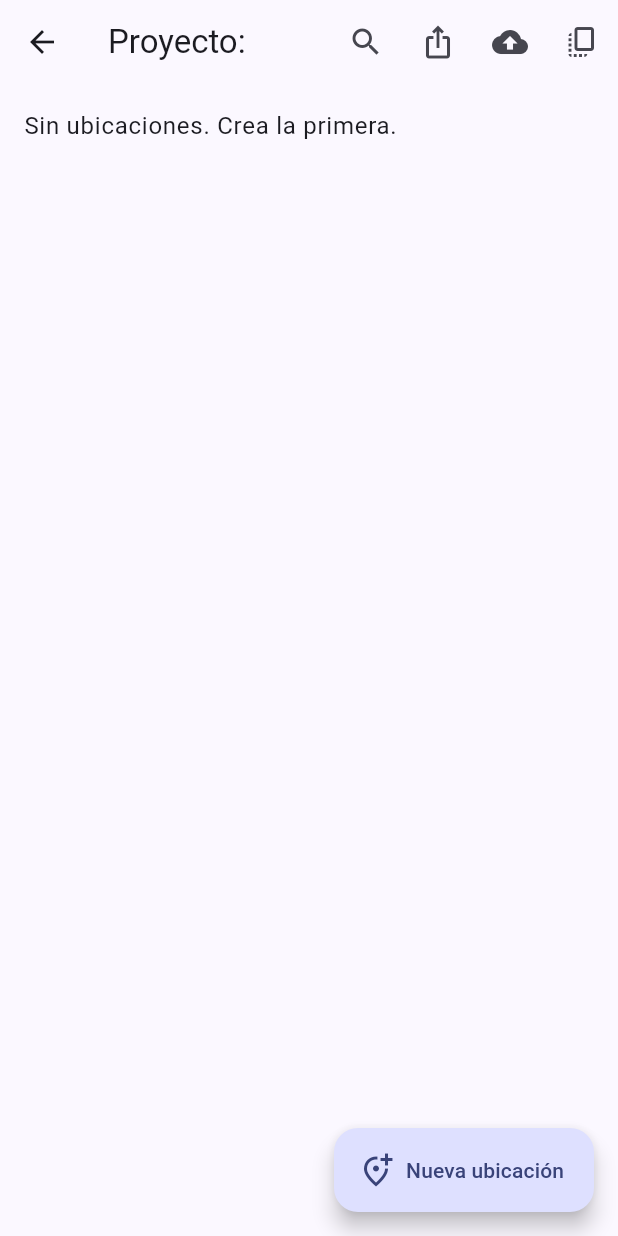
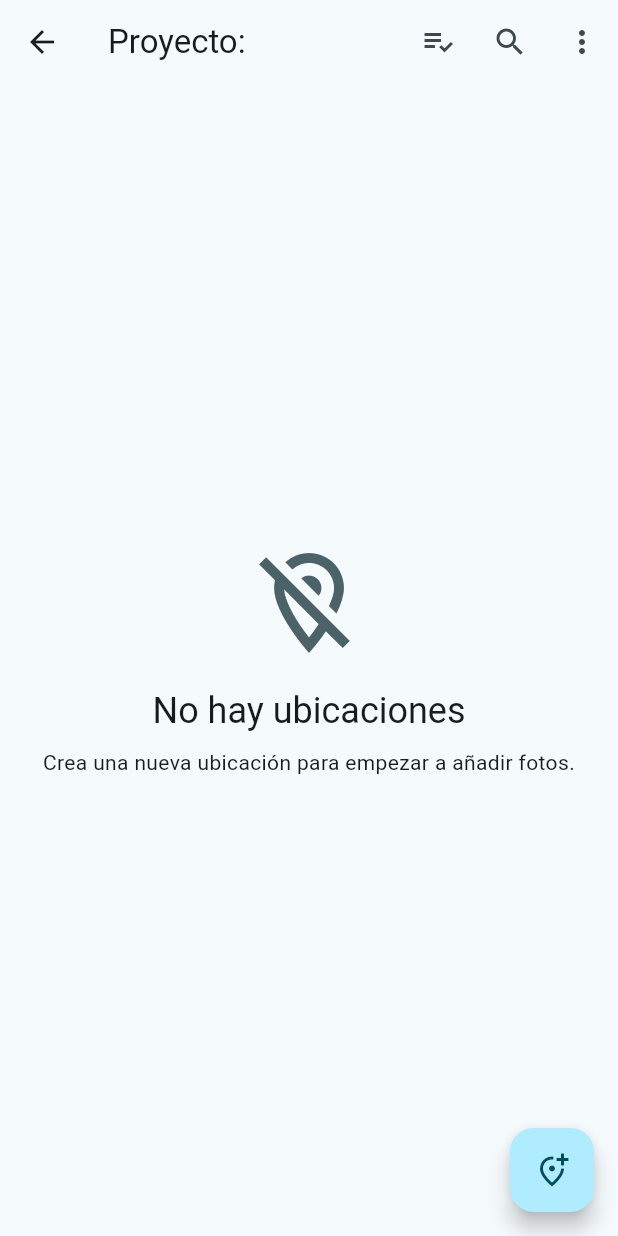
Before and after one commit to ztaydwn/inspectw_camera, a Flutter app: the ProjectScreen screen opened directly with empty values, on a phone screen of 412 x 824 dp. Run offline on Flutter 3.47's test engine with Material 3 defaults, Android fonts, the light colour scheme and no system bars; our stand-ins replace camera, device_info_plus, diacritic, permission_handler, speech_to_text; missing offline and left inert: media_store_plus.

Commit message:
PRUEBA DE CHECKLIST-UBICACION EN BUSQUEDA

```diff
--- a/lib/main.dart
+++ b/lib/main.dart
@@ -23,7 +23,8 @@ class InspectWApp extends StatelessWidget {
       child: MaterialApp(
         title: 'InspectW Camera',
         theme: ThemeData(
-          colorScheme: ColorScheme.fromSeed(seedColor: Colors.indigo),
+          colorScheme: ColorScheme.fromSeed(
+              seedColor: const Color.fromARGB(255, 0, 131, 155)),
           useMaterial3: true,
         ),
         home: const HomeScreen(),
--- a/lib/models.dart
+++ b/lib/models.dart
@@ -37,3 +37,20 @@ class PhotoEntry {
         takenAt: DateTime.parse(json['takenAt']),
       );
 }
+
+class LocationStatus {
+  final String locationName;
+  bool isCompleted;
+
+  LocationStatus({required this.locationName, this.isCompleted = false});
+
+  Map<String, dynamic> toJson() => {
+        'locationName': locationName,
+        'isCompleted': isCompleted,
+      };
+
+  factory LocationStatus.fromJson(Map<String, dynamic> json) => LocationStatus(
+        locationName: json['locationName'],
+        isCompleted: json['isCompleted'] ?? false,
+      );
+}
--- a/lib/screens/project_screen.dart
+++ b/lib/screens/project_screen.dart
@@ -16,6 +16,7 @@ import '../models.dart';
 import 'gallery_screen.dart';
 import 'camera_screen.dart';
 import '../constants.dart';
+import 'location_checklist_screen.dart';
 import 'search_explorer_screen.dart';
 
 /// Isolate function to find all existing photo files for a project.
@@ -319,12 +320,28 @@ class _ProjectScreenState extends State<ProjectScreen> {
 
   @override
   Widget build(BuildContext context) {
+    final theme = Theme.of(context);
+
     return Scaffold(
       appBar: AppBar(
         title: Text('Proyecto: ${widget.project}'),
         actions: [
           IconButton(
+            icon: const Icon(Icons.playlist_add_check),
+            tooltip: 'Checklist de Ubicaciones',
+            onPressed: () {
+              Navigator.push(
+                context,
+                MaterialPageRoute(
+                  builder: (context) =>
+                      LocationChecklistScreen(project: widget.project),
+                ),
+              );
+            },
+          ),
+          IconButton(
             icon: const Icon(Icons.search),
+            tooltip: 'Buscar en el proyecto',
             onPressed: () {
               Navigator.push(
                 context,
@@ -335,47 +352,52 @@ class _ProjectScreenState extends State<ProjectScreen> {
               );
             },
           ),
-          _isExporting
-              ? const Padding(
-                  padding: EdgeInsets.only(right: 16.0),
-                  child: Center(
-                      child: SizedBox(
+          // Agrupamos acciones en un PopupMenuButton para limpiar la AppBar
+          PopupMenuButton<String>(
+            onSelected: (value) {
+              switch (value) {
+                case 'export':
+                  _exportProject();
+                  break;
+                case 'upload':
+                  _uploadToDrive();
+                  break;
+                case 'copy':
+                  _copyDataFiles();
+                  break;
+              }
+            },
+            itemBuilder: (BuildContext context) => <PopupMenuEntry<String>>[
+              const PopupMenuItem<String>(
+                value: 'export',
+                child: ListTile(
+                  leading: Icon(Icons.ios_share),
+                  title: Text('Exportar ZIP'),
+                ),
+              ),
+              const PopupMenuItem<String>(
+                value: 'upload',
+                child: ListTile(
+                  leading: Icon(Icons.cloud_upload_outlined),
+                  title: Text('Subir a Drive'),
+                ),
+              ),
+              const PopupMenuItem<String>(
+                value: 'copy',
+                child: ListTile(
+                  leading: Icon(Icons.copy_all_outlined),
+                  title: Text('Copiar datos'),
+                ),
+              ),
+            ],
+            // Mostramos un indicador de progreso si alguna acción está en curso
+            icon: (_isExporting || _isUploading || _isCopyingFiles)
+                ? const SizedBox(
                     width: 24,
                     height: 24,
-                          child: CircularProgressIndicator(strokeWidth: 3))),
+                    child: CircularProgressIndicator(strokeWidth: 3),
                   )
-              : IconButton(
-                  onPressed: _exportProject, icon: const Icon(Icons.ios_share)),
-          if (_isUploading)
-            const Padding(
-              padding: EdgeInsets.only(right: 16.0),
-              child: Center(
-                  child: SizedBox(
-                      width: 24,
-                      height: 24,
-                      child: CircularProgressIndicator(strokeWidth: 3))),
-            )
-          else
-            IconButton(
-              icon: const Icon(Icons.cloud_upload),
-              onPressed: _uploadToDrive,
-            ),
-          if (_isCopyingFiles)
-
-            ///BOTON PARA ARCHIVOS DE DATOS
-            const Padding(
-              padding: EdgeInsets.only(right: 16.0),
-              child: Center(
-                  child: SizedBox(
-                      width: 24,
-                      height: 24,
-                      child: CircularProgressIndicator(strokeWidth: 3))),
-            )
-          else
-            IconButton(
-              icon: const Icon(Icons.copy_all_outlined),
-              onPressed: _copyDataFiles,
-              tooltip: 'Copiar archivos de datos',
+                : const Icon(Icons.more_vert),
           ),
         ],
       ),
@@ -386,50 +408,109 @@ class _ProjectScreenState extends State<ProjectScreen> {
             return const Center(child: CircularProgressIndicator());
           }
           if (snap.hasError) {
-            return Center(child: Text('Error: ${snap.error}'));
+            return Center(
+              child: Padding(
+                padding: const EdgeInsets.all(16.0),
+                child: Text('Error al cargar ubicaciones: ${snap.error}'),
+              ),
+            );
           }
           final items = snap.data ?? [];
-          return Column(
+
+          if (items.isEmpty) {
+            // UI mejorada para cuando no hay ubicaciones
+            return Center(
+              child: Column(
+                mainAxisAlignment: MainAxisAlignment.center,
                 children: [
-              if (items.isEmpty)
-                const ListTile(
-                    title: Text('Sin ubicaciones. Crea la primera.')),
-              Expanded(
-                child: ListView.separated(
+                  Icon(
+                    Icons.location_off_outlined,
+                    size: 80,
+                    color: theme.colorScheme.secondary,
+                  ),
+                  const SizedBox(height: 16),
+                  Text(
+                    'No hay ubicaciones',
+                    style: theme.textTheme.headlineSmall,
+                  ),
+                  const SizedBox(height: 8),
+                  const Text(
+                    'Crea una nueva ubicación para empezar a añadir fotos.',
+                    textAlign: TextAlign.center,
+                  ),
+                ],
+              ),
+            );
+          }
+
+          // Usamos GridView para un layout más moderno
+          return GridView.builder(
+            padding: const EdgeInsets.all(8.0),
+            gridDelegate: const SliverGridDelegateWithFixedCrossAxisCount(
+              crossAxisCount: 2, // 2 tarjetas por fila
+              crossAxisSpacing: 8.0,
+              mainAxisSpacing: 8.0,
+              childAspectRatio: 1.2, // Ajusta la proporción de las tarjetas
+            ),
             itemCount: items.length,
-                  separatorBuilder: (_, __) => const Divider(height: 1),
             itemBuilder: (_, i) {
               final loc = items[i];
-                    return ListTile(
-                      title: Text(loc),
+              return Card(
+                clipBehavior: Clip.antiAlias,
+                child: InkWell(
+                  onTap: () => Navigator.push(
+                    context,
+                    MaterialPageRoute(
+                      builder: (_) =>
+                          GalleryScreen(project: widget.project, location: loc),
+                    ),
+                  ),
+                  child: Column(
+                    crossAxisAlignment: CrossAxisAlignment.start,
+                    children: [
+                      ListTile(
                         leading: const Icon(Icons.place_outlined),
-                      trailing: IconButton(
-                        icon: const Icon(Icons.camera_alt_outlined),
+                        title: Text(
+                          loc,
+                          style: theme.textTheme.titleMedium,
+                          maxLines: 2,
+                          overflow: TextOverflow.ellipsis,
+                        ),
+                      ),
+                      const Spacer(),
+                      Padding(
+                        padding: const EdgeInsets.symmetric(horizontal: 8.0),
+                        child: FilledButton.tonal(
                           onPressed: () => Navigator.push(
                             context,
                             MaterialPageRoute(
                               builder: (_) => CameraScreen(
                                   project: widget.project, location: loc),
-                            )),
                             ),
-                      onTap: () => Navigator.push(
-                          context,
-                          MaterialPageRoute(
-                            builder: (_) => GalleryScreen(
-                                project: widget.project, location: loc),
-                          )),
+                          ),
+                          child: const Row(
+                            mainAxisAlignment: MainAxisAlignment.center,
+                            children: [
+                              Icon(Icons.camera_alt_outlined),
+                              SizedBox(width: 8),
+                              Text('Añadir Foto'),
+                            ],
+                          ),
+                        ),
+                      ),
+                      const SizedBox(height: 8),
+                    ],
+                  ),
+                ),
+              );
+            },
           );
         },
       ),
-              )
-            ],
-          );
-        },
-      ),
-      floatingActionButton: FloatingActionButton.extended(
+      floatingActionButton: FloatingActionButton(
         onPressed: _addLocation,
-        icon: const Icon(Icons.add_location_alt_outlined),
-        label: const Text('Nueva ubicación'),
+        tooltip: 'Nueva ubicación',
+        child: const Icon(Icons.add_location_alt_outlined),
       ),
     );
   }
--- a/lib/screens/search_explorer_screen.dart
+++ b/lib/screens/search_explorer_screen.dart
@@ -90,7 +90,7 @@ class _SearchExplorerScreenState extends State<SearchExplorerScreen> {
                     fit: BoxFit.cover,
                   ),
                   title: Text(photo.description),
-                  subtitle: Text(photo.location),
+                  subtitle: Text('Ubicación: ${photo.location}'),
                   onTap: () {
                     Navigator.push(
                       context,
--- a/lib/services/storage_service.dart
+++ b/lib/services/storage_service.dart
@@ -43,6 +43,9 @@ class StorageService {
   File descriptionsFile(String project) =>
       File('${_appDir.path}/projects/$project/descriptions.json');
 
+  File locationStatusFile(String project) =>
+      File('${_appDir.path}/projects/$project/location_status.json');
+
   /// Returns the public DCIM directory on Android.
   /// Creates the directory if it does not exist.
   ///
@@ -70,6 +73,10 @@ class StorageService {
     if (!await desc.exists()) {
       await desc.writeAsString('{}',
           flush: true); // objeto vacío de descripciones
+    }
+    final status = locationStatusFile(project);
+    if (!await status.exists()) {
+      await status.writeAsString('[]', flush: true); // lista vacía de estados
     }
   }
 
```
Also changed, not shown: lib/screens/location_checklist_screen.dart (added, +66 -0 lines), lib/services/metadata_service.dart (+73 -0 lines). Lines whose indentation alone changed are shown as unchanged.
